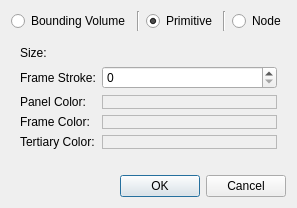
Old version of the form Editor/src/Dialogs/DlgSetUiPanel.ui in the repository GameOverture/HarmonyEngine.
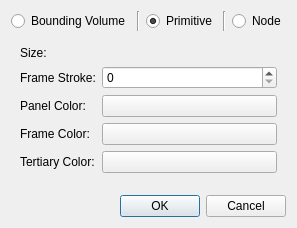
New version of the form. Custom widgets are drawn as their Qt base class.

Commit message: HyColor refactor to be 24bit (no alpha); Fixed colors in HyUiPanel init dialog for editor

Diff of the .ui file:
```diff
--- a/Editor/src/Dialogs/DlgSetUiPanel.ui
+++ b/Editor/src/Dialogs/DlgSetUiPanel.ui
@@ -7,7 +7,7 @@
     <x>0</x>
     <y>0</y>
     <width>265</width>
-    <height>208</height>
+    <height>228</height>
    </rect>
   </property>
   <property name="windowTitle">
@@ -137,32 +137,23 @@
         </widget>
        </item>
        <item row="3" column="1">
-        <widget class="QFrame" name="primPanelColor">
-         <property name="frameShape">
-          <enum>QFrame::StyledPanel</enum>
-         </property>
-         <property name="frameShadow">
-          <enum>QFrame::Raised</enum>
+        <widget class="QPushButton" name="btnPanelColor">
+         <property name="text">
+          <string/>
          </property>
         </widget>
        </item>
        <item row="4" column="1">
-        <widget class="QFrame" name="primFrameColor">
-         <property name="frameShape">
-          <enum>QFrame::StyledPanel</enum>
-         </property>
-         <property name="frameShadow">
-          <enum>QFrame::Raised</enum>
+        <widget class="QPushButton" name="btnFrameColor">
+         <property name="text">
+          <string/>
          </property>
         </widget>
        </item>
        <item row="5" column="1">
-        <widget class="QFrame" name="primTertiaryColor">
-         <property name="frameShape">
-          <enum>QFrame::StyledPanel</enum>
-         </property>
-         <property name="frameShadow">
-          <enum>QFrame::Raised</enum>
+        <widget class="QPushButton" name="btnTertiaryColor">
+         <property name="text">
+          <string/>
          </property>
         </widget>
        </item>
```
The commit also changes 12 other files.
